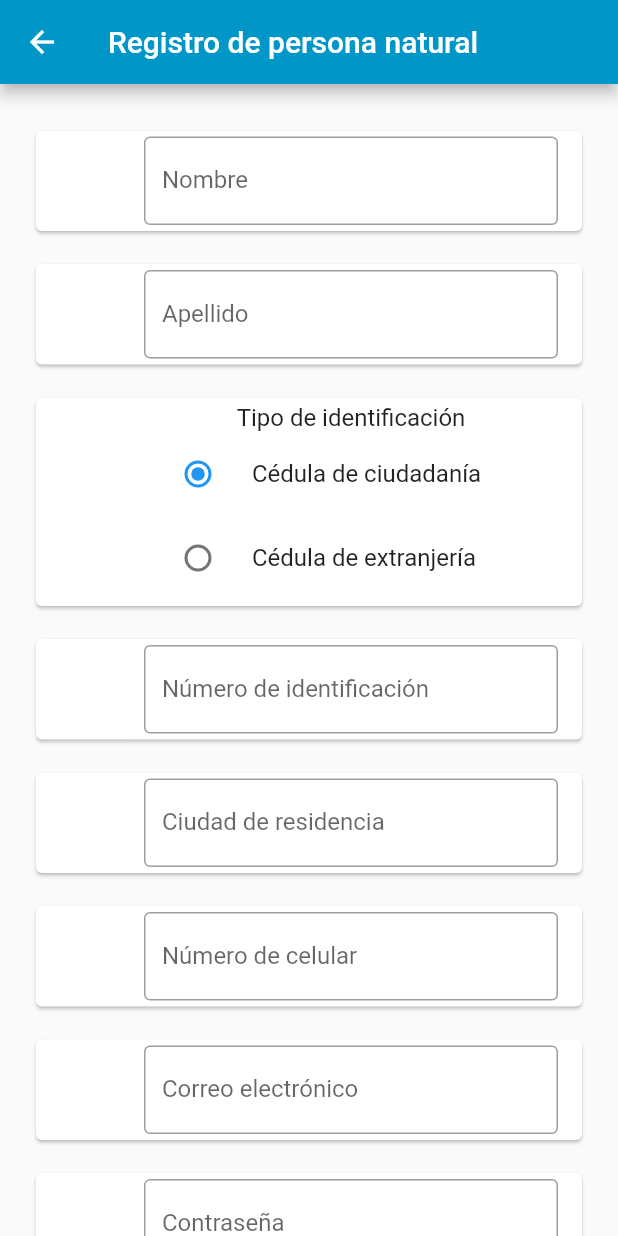
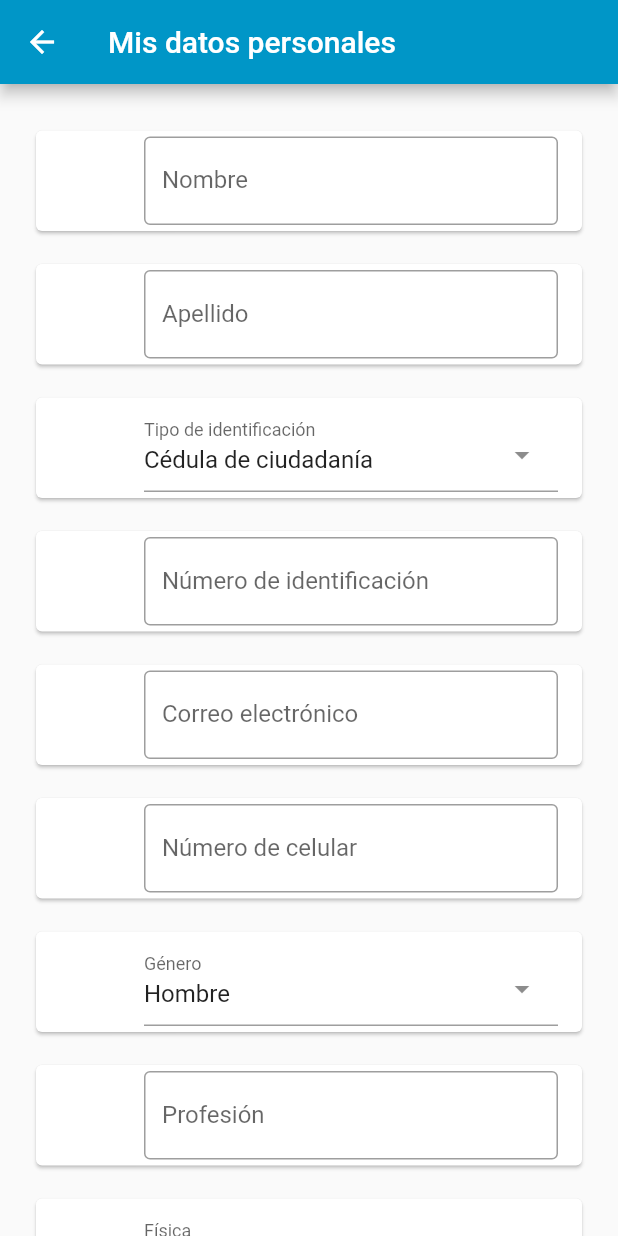
Before and after one commit to dorelysm/app_trabajo_discapacidades, a Flutter app: the RegistroNatPage screen opened by its route, on a phone screen of 412 x 824 dp. Run offline on Flutter 3.47's test engine with Material 2 defaults, Android fonts, the phone set to English and light mode, and no system bars; drawn by our look-alikes of select_form_field.

Commit message:
Registro SelectFormFields

```diff
--- a/lib/pages/registro_nat.dart
+++ b/lib/pages/registro_nat.dart
@@ -1,4 +1,6 @@
 import 'package:flutter/material.dart';
+import 'package:select_form_field/select_form_field.dart';
+
 
 class RegistroNatPage extends StatefulWidget {
   const RegistroNatPage({Key? key}) : super(key: key);
@@ -8,20 +10,61 @@ class RegistroNatPage extends StatefulWidget {
 }
 
 class _RegistroNatPageState extends State<RegistroNatPage> {
-  GlobalKey<FormState> keyForm = GlobalKey();
+  GlobalKey<FormState> keyForm = GlobalKey(); //Llave del formulario
+
+  //Controladores
   TextEditingController nombreTextController = TextEditingController();
   TextEditingController apellidoTextController = TextEditingController();
   TextEditingController numIdTextController = TextEditingController();
-  TextEditingController ciudadTextController = TextEditingController();
+  TextEditingController profesionTextController = TextEditingController();
   TextEditingController celularTextController = TextEditingController();
   TextEditingController correoTextController = TextEditingController();
   TextEditingController contrasenaTextController = TextEditingController();
+  TextEditingController confirmarContrasenaTextController = TextEditingController();
+
+// Valores de las listas desplegables
+  final List<Map<String, dynamic>> _tiposId = [
+    {'value': 'cc',
+    'label': 'Cédula de ciudadanía'},
+    {'value': 'ce',
+    'label': 'Cédula de extranjería'},
+    {'value': 'pasaporte',
+    'label': 'Pasaporte'}
+  ];
+  final List<Map<String, dynamic>> _generos = [
+    {'value': 'hombre',
+    'label': 'Hombre'},
+    {'value': 'mujer',
+    'label': 'Mujer'},
+    {'value': 'otro',
+    'label': 'Otro'},
+    ];
+  final List<Map<String, dynamic>> _discapacidades = [
+    {'value': 'fisica',
+    'label': 'Física'},
+    {'value': 'sensorial',
+    'label': 'Sensorial'},
+    {'value': 'visual',
+    'label': 'Visual'},
+    {'value': 'auditiva',
+    'label': 'Auditiva'},
+    {'value': 'intelectual',
+    'label': 'Intelectual'},
+    {'value': 'psicosocial',
+    'label': 'Psicosocial'},
+    {'value': 'visceral',
+    'label': 'Visceral'},
+    {'value': 'multiple',
+    'label': 'Múltiple'},
+    ];
+  final List<Map<String, dynamic>> _paises = [];
+  final List<Map<String, dynamic>> _ciudades = [];
 
   @override
   Widget build(BuildContext context) {
     return Scaffold(
       appBar: AppBar(
-        title: const Text('Registro de persona natural'),
+        title: const Text('Mis datos personales'),
         backgroundColor: const Color(0xff0096C7),
       ),
       body: SingleChildScrollView(
@@ -44,15 +87,76 @@ class _RegistroNatPageState extends State<RegistroNatPage> {
     );
   }
 
+  //Métodos de navegación
   void _showHome(BuildContext context) {
     Navigator.of(context).pushNamed("/");
   }
 
-  String tipoId = 'cc';
+  //Validaciones
+
+  String? validarEntradaTexto(value){
+    String pattern = r'^[a-zA-Z ]*$';
+    RegExp regExp = RegExp(pattern);
+    if (value == null || value.isEmpty) {
+      return "Campo obligatorio";
+    } else if (!regExp.hasMatch(value)) {
+      return "Debe contener solo letras";
+    } else {
+      return null;
+    }
+  }
+
+  String? validarEntradaNum(value){
+    String pattern = r'^[0-9]*$';
+    RegExp regExp = RegExp(pattern);
+    if (value == null || value.isEmpty) {
+      return "Campo obligatorio";
+    } else if (!regExp.hasMatch(value)) {
+      return "Debe contener solo números";
+    } else {
+      return null;
+    }
+  }
+
+  String? validarCorreo(value){
+    String pattern = r'^(([^<>()[\]\\.,;:\s@\"]+(\.[^<>()[\]\\.,;:\s@\"]+)*)|(\".+\"))@((\[[0-9]{1,3}\.[0-9]{1,3}\.[0-9]{1,3}\.[0-9]{1,3}\])|(([a-zA-Z\-0-9]+\.)+[a-zA-Z]{2,}))$';
+    RegExp regExp = RegExp(pattern);
+    if (value == null || value.isEmpty) {
+      return "Ingrese el correo";
+    } else if (!regExp.hasMatch(value)) {
+      return "Ingrese un correo válido";
+    } else {
+      return null;
+    }
+  }
+
+  String? validarContrasena(value) {
+    if (value == null || value.isEmpty) {
+      return "Ingrese la contraseña";
+    } else {
+      return null;
+    }
+  }
+
+  String? validarConfirmarContrasena(value) {
+    if (value == null || value.isEmpty) {
+      return "Ingrese la contraseña";
+    } else if(value != contrasenaTextController.text) {
+      return "Las contraseñas no coinciden";
+    } else {
+      return null;
+    }
+  }
 
   Widget formularioRegistro() {
     return Column(
       children: <Widget>[
+        /*
+        const Image(
+            image: NetworkImage(
+                'https://cdn.pixabay.com/photo/2016/02/11/16/59/dog-1194083_1280.jpg')),
+        */
+
         formItemsDesign(
           null,
           TextFormField(
@@ -61,7 +165,7 @@ class _RegistroNatPageState extends State<RegistroNatPage> {
               labelText: 'Nombre',
               border: OutlineInputBorder(),
             ),
-              //validator: validateName,
+            validator: validarEntradaTexto,
           )),
 
         formItemsDesign(
@@ -72,36 +176,19 @@ class _RegistroNatPageState extends State<RegistroNatPage> {
               labelText: 'Apellido',
               border: OutlineInputBorder(),
             ),
-              //validator: validateName,
+            validator: validarEntradaTexto,
           )),
 
         formItemsDesign(
           null,
-          Column(
-            children: <Widget>[
-              const Text('Tipo de identificación'),
-              RadioListTile<String>(
-                title: const Text('Cédula de ciudadanía'),
-                value: 'cc',
-                groupValue: tipoId,
-                onChanged: (value) {
-                  setState(() {
-                    //tipoId = value;
-                  });
-                },
-              ),
-              RadioListTile<String>(
-                title: const Text('Cédula de extranjería'),
-                value: 'ce',
-                groupValue: tipoId,
-                onChanged: (value) {
-                  setState(() {
-                    //tipoId = value;
-                  });
-                },
-              ),
-            ],
-          ),
+          SelectFormField(
+            type: SelectFormFieldType.dropdown,
+            initialValue: 'cc',
+            labelText: 'Tipo de identificación',
+            items: _tiposId,
+            onChanged: (val) => print(val),
+            onSaved: (val) => print(val),
+          )
         ),
 
         formItemsDesign(
@@ -112,33 +199,7 @@ class _RegistroNatPageState extends State<RegistroNatPage> {
               labelText: 'Número de identificación',
               border: OutlineInputBorder(),
             ),
-              //validator: validateName,
-            )),
-
-        //Fecha de nacimiento
-
-        formItemsDesign(
-            null,
-            TextFormField(
-              controller: ciudadTextController,
-              decoration: const InputDecoration(
-                labelText: 'Ciudad de residencia',
-                border: OutlineInputBorder(),
-              ),
-              //validator: validateName,
-            )),
-
-        //Género
-
-        formItemsDesign(
-            null,
-            TextFormField(
-              controller: celularTextController,
-              decoration: const InputDecoration(
-                labelText: 'Número de celular',
-                border: OutlineInputBorder(),
-              ),
-              //validator: validateName,
+            validator: validarEntradaNum,
           )),
 
         formItemsDesign(
@@ -149,8 +210,61 @@ class _RegistroNatPageState extends State<RegistroNatPage> {
               labelText: 'Correo electrónico',
               border: OutlineInputBorder(),
             ),
-              //validator: validateName,
+            validator: validarCorreo,
           )),
+
+        formItemsDesign(
+          null,
+          TextFormField(
+            controller: celularTextController,
+            decoration: const InputDecoration(
+              labelText: 'Número de celular',
+              border: OutlineInputBorder(),
+            ),
+            validator: validarEntradaNum,
+          )),
+
+        //fecha de nacimiento
+
+        formItemsDesign(
+          null,
+          SelectFormField(
+            type: SelectFormFieldType.dropdown,
+            initialValue: 'hombre',
+            labelText: 'Género',
+            items: _generos,
+            onChanged: (val) => print(val),
+            onSaved: (val) => print(val),
+          )
+        ),
+
+        //Pais
+
+        //Ciudad
+
+        formItemsDesign(
+            null,
+            TextFormField(
+              controller: profesionTextController,
+              decoration: const InputDecoration(
+                labelText: 'Profesión',
+                border: OutlineInputBorder(),
+              ),
+              validator: validarEntradaTexto,
+            )),
+
+        //Tipo de discapacidad
+        formItemsDesign(
+          null,
+          SelectFormField(
+            type: SelectFormFieldType.dropdown,
+            initialValue: 'fisica',
+            labelText: 'Física',
+            items: _discapacidades,
+            onChanged: (val) => print(val),
+            onSaved: (val) => print(val),
+          )
+        ),
 
         formItemsDesign(
           null,
@@ -161,8 +275,29 @@ class _RegistroNatPageState extends State<RegistroNatPage> {
               labelText: 'Contraseña',
               border: OutlineInputBorder(),
             ),
-              //validator: validateName,
+            validator: validarContrasena,
           )),
+
+        formItemsDesign(
+          null,
+          TextFormField(
+            controller: confirmarContrasenaTextController,
+            obscureText: true,
+            decoration: const InputDecoration(
+              labelText: 'Confirmar contraseña',
+              border: OutlineInputBorder(),
+            ),
+            validator: validarConfirmarContrasena,
+          )),
+
+
+        ElevatedButton(onPressed: () {
+          if (keyForm.currentState!.validate()) {
+            ScaffoldMessenger.of(context).showSnackBar(
+              const SnackBar(content: Text('Processing Data')),
+            );
+          }
+        }, child: const Text('Guardar'))
       ],
     );
   }
--- a/pubspec.yaml
+++ b/pubspec.yaml
@@ -30,6 +30,7 @@ dependencies:
   flutter:
     sdk: flutter
   http: ^0.13.4
+  select_form_field: "^2.2.0"
 
   # The following adds the Cupertino Icons font to your application.
   # Use with the CupertinoIcons class for iOS style icons.
```
Also changed, not shown: pubspec.lock. Lines whose indentation alone changed are shown as unchanged.
